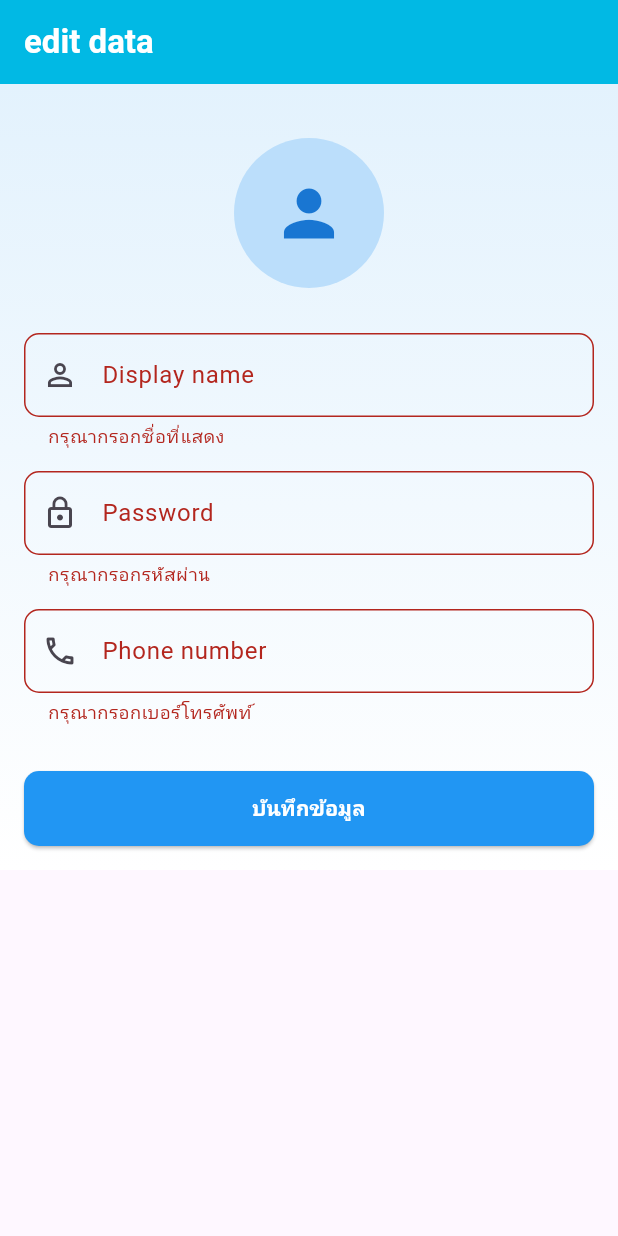
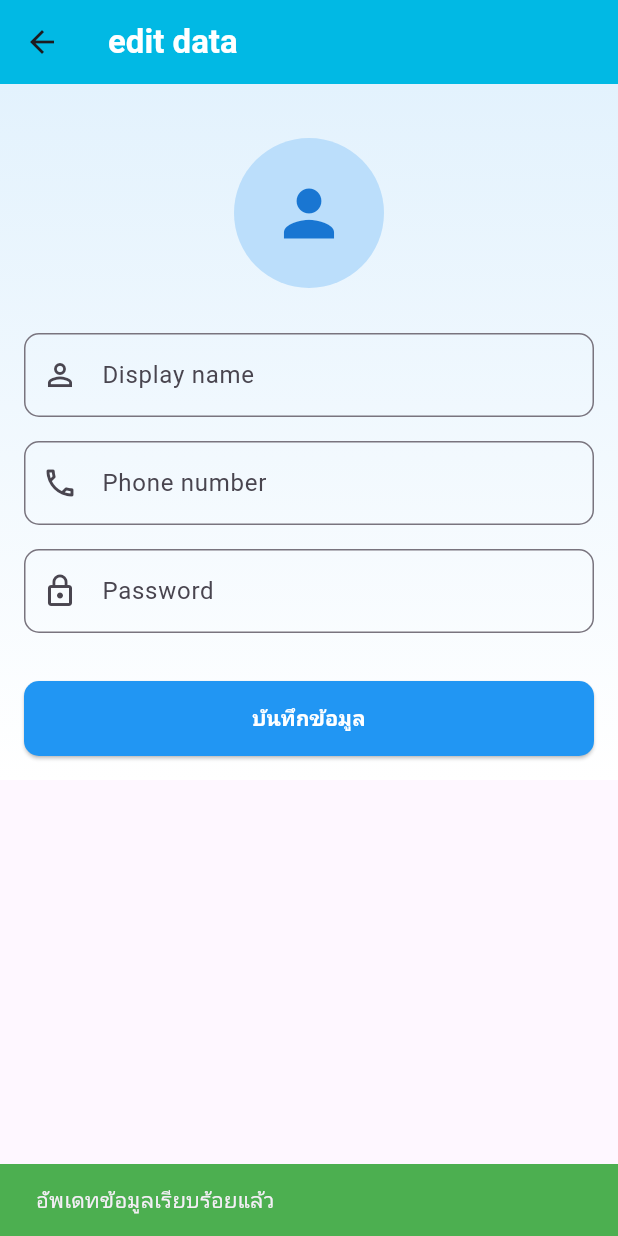
Before and after one commit to peeradol7/bubble_up, a Flutter app: the EditPersonData screen opened by its route, after a tap on "บันทึกข้อมูล", on a phone screen of 412 x 824 dp. Run offline on Flutter 3.47's test engine with Material 3 defaults, Android fonts, the phone set to English and light mode, and no system bars; our stand-ins replace cloud_firestore, firebase_auth, firebase_core, flutter_local_notifications, geocoding, geolocator and 6 more; accounts and stored records are empty.

Commit message:
profile page

```diff
--- a/lib/Controller/auth_controller.dart
+++ b/lib/Controller/auth_controller.dart
@@ -19,6 +19,7 @@
   RxString phoneNumber = ''.obs;
   RxString confirmPassword = ''.obs;
   RxString role = ''.obs;
+  RxString address = ''.obs;
   var errorMessage = ''.obs;
 
   @override
--- a/lib/View/home_page/profile_page/edit_person_data.dart
+++ b/lib/View/home_page/profile_page/edit_person_data.dart
@@ -33,6 +33,10 @@
           ),
           backgroundColor: const Color(0xFF01B9E4),
           elevation: 0,
+          leading: IconButton(
+            onPressed: context.pop,
+            icon: Icon(Icons.arrow_back),
+          ),
         ),
         body: Container(
           decoration: BoxDecoration(
@@ -74,12 +78,19 @@
                           borderRadius: BorderRadius.circular(10),
                         ),
                       ),
-                      validator: (value) {
-                        if (value == null || value.isEmpty) {
-                          return 'กรุณากรอกชื่อที่แสดง';
-                        }
-                        return null;
-                      },
+                    ),
+                    const SizedBox(height: 16),
+                    TextFormField(
+                      controller: phoneController,
+                      decoration: InputDecoration(
+                        labelText: 'Phone number',
+                        hintText: 'กรุณากรอกเบอร์โทรศัพท์',
+                        prefixIcon: Icon(Icons.phone_outlined),
+                        border: OutlineInputBorder(
+                          borderRadius: BorderRadius.circular(10),
+                        ),
+                      ),
+                      keyboardType: TextInputType.phone,
                     ),
                     const SizedBox(height: 16),
                     TextFormField(
@@ -92,32 +103,7 @@
                           borderRadius: BorderRadius.circular(10),
                         ),
                       ),
-                      validator: (value) {
-                        if (value == null || value.isEmpty) {
-                          return 'กรุณากรอกรหัสผ่าน';
-                        }
-                        return null;
-                      },
                       obscureText: true,
-                    ),
-                    const SizedBox(height: 16),
-                    TextFormField(
-                      controller: phoneController,
-                      decoration: InputDecoration(
-                        labelText: 'Phone number',
-                        hintText: 'กรุณากรอกเบอร์โทรศัพท์',
-                        prefixIcon: Icon(Icons.phone_outlined),
-                        border: OutlineInputBorder(
-                          borderRadius: BorderRadius.circular(10),
-                        ),
-                      ),
-                      validator: (value) {
-                        if (value == null || value.isEmpty) {
-                          return 'กรุณากรอกเบอร์โทรศัพท์';
-                        }
-                        return null;
-                      },
-                      keyboardType: TextInputType.phone,
                     ),
                     const SizedBox(height: 32),
                     ElevatedButton(
--- a/lib/View/home_page/profile_page/profile_page.dart
+++ b/lib/View/home_page/profile_page/profile_page.dart
@@ -130,10 +130,10 @@
               child: ListView(
                 children: [
                   buttonWidget.buildMenuItem('My Address', () {
-                    AppRoutes.editAddressPage;
+                    context.push(AppRoutes.editAddressPage);
                   }),
                   buttonWidget.buildMenuItem('Setting', () {
-                    AppRoutes.settingPage;
+                    context.push(AppRoutes.settingPage);
                   }),
                   buttonWidget.buildMenuItem('Logout', () {
                     _showLogoutDialog();
--- a/lib/app_routes.dart
+++ b/lib/app_routes.dart
@@ -70,14 +70,14 @@
             return EditPersonData();
           }),
       GoRoute(
-          path: riderHomePage,
-          name: riderHomePage,
+          path: settingPage,
+          name: settingPage,
           builder: (context, state) {
             return SettingPage();
           }),
       GoRoute(
-          path: settingPage,
-          name: settingPage,
+          path: riderHomePage,
+          name: riderHomePage,
           builder: (context, state) {
             return RiderHomePage();
           }),
```
Also changed, not shown: lib/Service/notification_service.dart (+19 -2 lines), lib/View/home_page/profile_page/edit_address_page.dart (+8 -9 lines).
